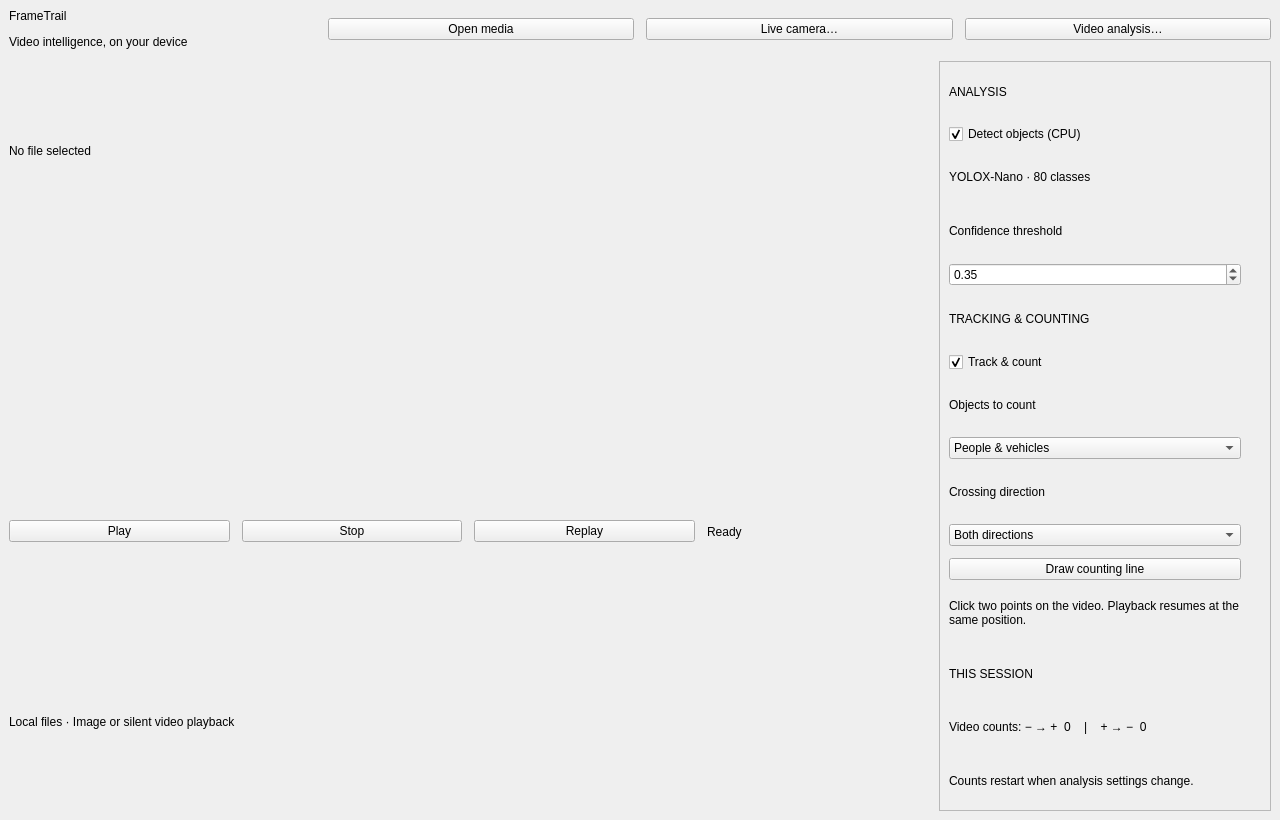
MogProgJ/FrameTrail, file apps/desktop/preview_layout.ui: the form before one commit.
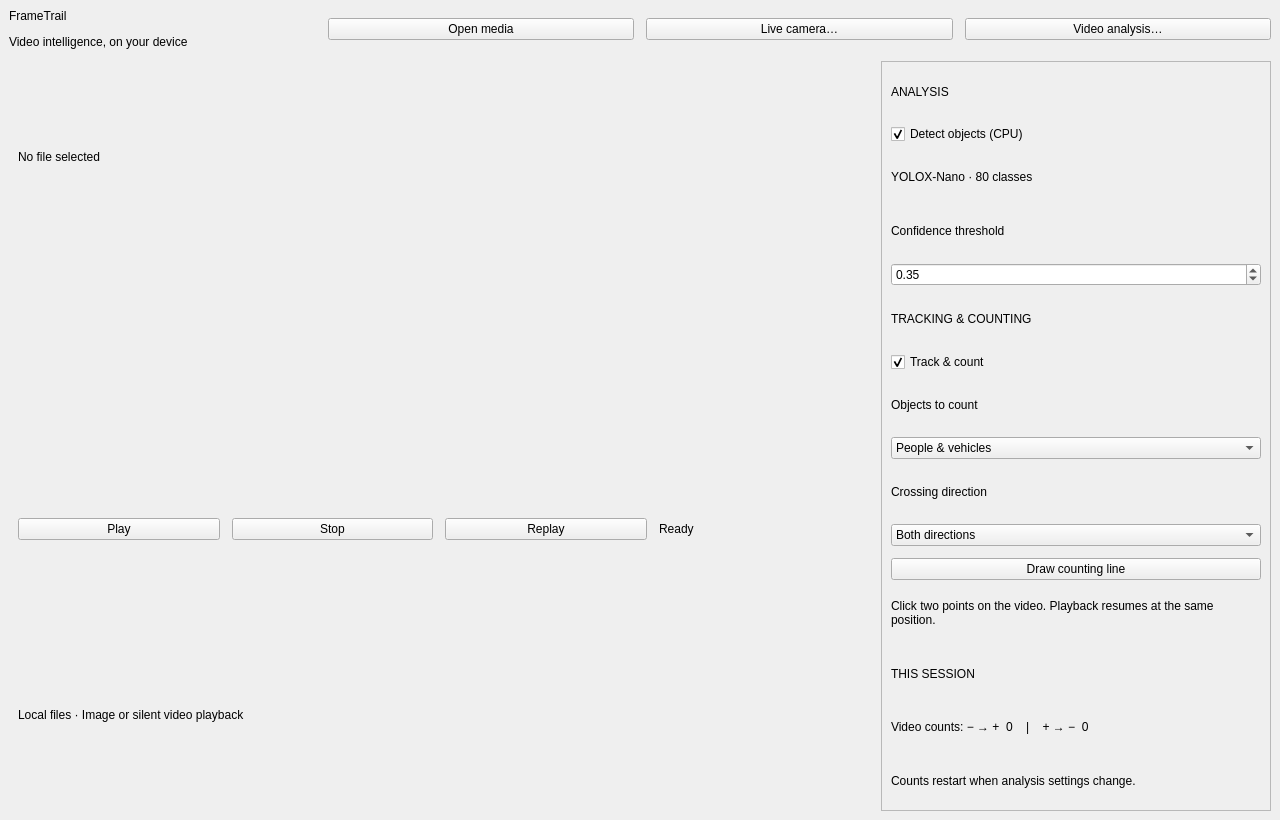
The form after the commit. Custom widgets are drawn as their Qt base class.

Patch:
```diff
--- a/apps/desktop/preview_layout.ui
+++ b/apps/desktop/preview_layout.ui
@@ -79,6 +79,7 @@
        <number>12</number>
       </property>
       <item>
+       <widget class="QWidget" name="videoPane">
        <layout class="QVBoxLayout" name="videoColumn">
         <property name="spacing">
          <number>12</number>
@@ -148,6 +149,7 @@
          </widget>
         </item>
        </layout>
+       </widget>
       </item>
       <item>
        <widget class="QScrollArea" name="settingsScroll">
@@ -156,26 +158,26 @@
         </property>
         <property name="minimumSize">
          <size>
-          <width>314</width>
+          <width>270</width>
           <height>0</height>
          </size>
         </property>
         <property name="maximumSize">
          <size>
-          <width>332</width>
+          <width>390</width>
           <height>16777215</height>
          </size>
         </property>
         <widget class="QFrame" name="inspector">
          <property name="minimumSize">
           <size>
-           <width>290</width>
+           <width>0</width>
            <height>0</height>
           </size>
          </property>
          <property name="maximumSize">
           <size>
-           <width>310</width>
+           <width>16777215</width>
            <height>16777215</height>
           </size>
          </property>
```
Left out of the diff: 8 changed lines with no effect on the pictures. Lines whose indentation alone changed are shown as unchanged.
